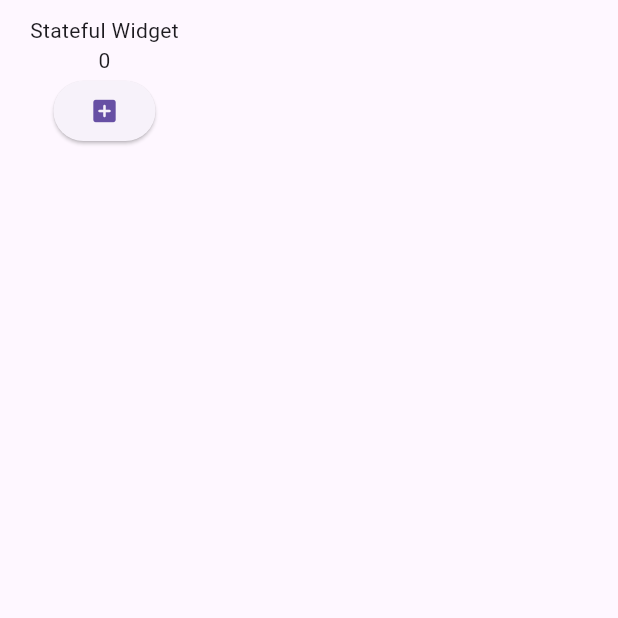
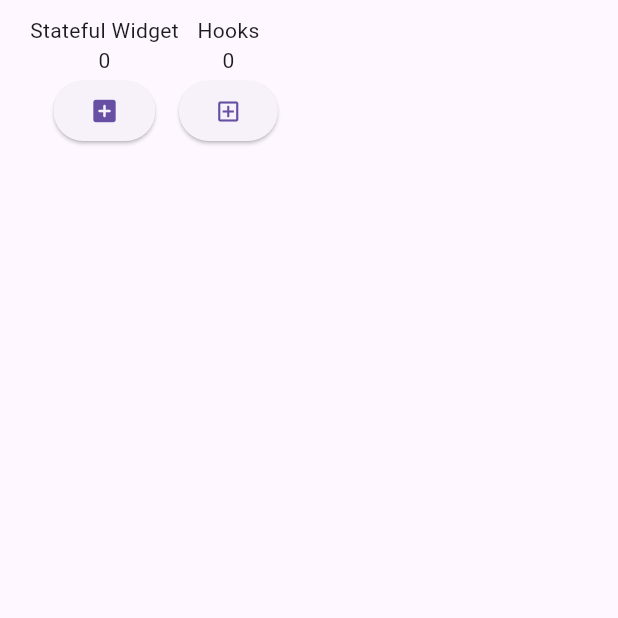
Before and after one commit to yukimiyake0607/flutter_hooks_sample, a Flutter app: the screen it shows after launch, on a phone screen of 412 x 824 dp, the top half of it. Run offline on Flutter 3.47's test engine with Material 3 defaults, Android fonts, the phone set to English and light mode, and no system bars; our stand-ins replace flutter_hooks.

Commit message:
add: useStateを使用したCounterを作成

```diff
--- /dev/null
+++ b/lib/src/counter_hooks.dart
@@ -0,0 +1,23 @@
+import 'package:flutter/material.dart';
+import 'package:flutter_hooks/flutter_hooks.dart';
+
+class CounterHooks extends HookWidget {
+  const CounterHooks({super.key});
+
+  @override
+  Widget build(BuildContext context) {
+    final counter = useState<int>(0); // useStateで状態管理したい変数を定義
+    return Column(
+      children: [
+        Text('Hooks'),
+        Text('${counter.value}'), // .valueの値が変化すると自動的に再描画してくれる
+        ElevatedButton(
+          onPressed: () {
+            counter.value++; // 状態を更新する場合.valueを操作する
+          },
+          child: Icon(Icons.add_box_outlined),
+        ),
+      ],
+    );
+  }
+}
--- a/lib/src/home_screen.dart
+++ b/lib/src/home_screen.dart
@@ -1,5 +1,6 @@
 import 'package:flutter/material.dart';
 import 'package:flutter_hooks_sample/src/counter.dart';
+import 'package:flutter_hooks_sample/src/counter_hooks.dart';
 
 class HomeScreen extends StatelessWidget {
   const HomeScreen({super.key});
@@ -10,7 +11,7 @@ class HomeScreen extends StatelessWidget {
       body: SafeArea(
         child: Padding(
           padding: const EdgeInsets.symmetric(horizontal: 20, vertical: 10),
-          child: Column(children: [Counter()]),
+          child: Row(children: [Counter(), CounterHooks()]),
         ),
       ),
     );
```
